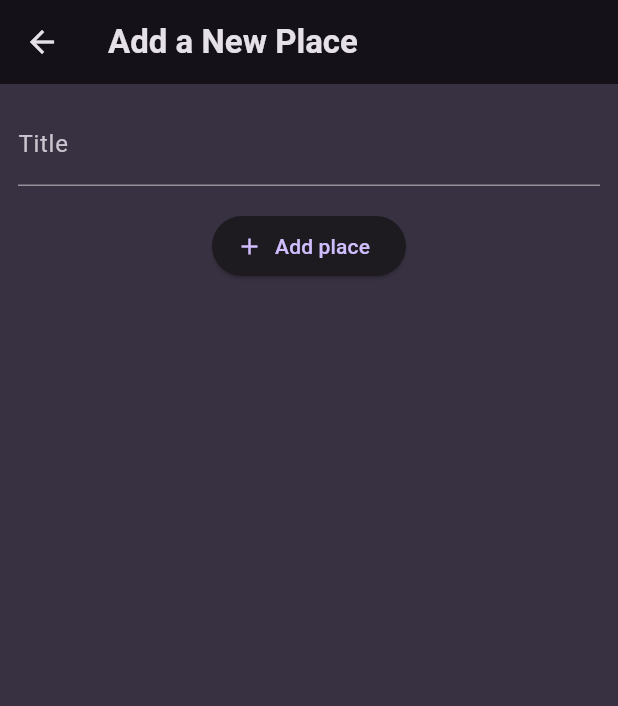
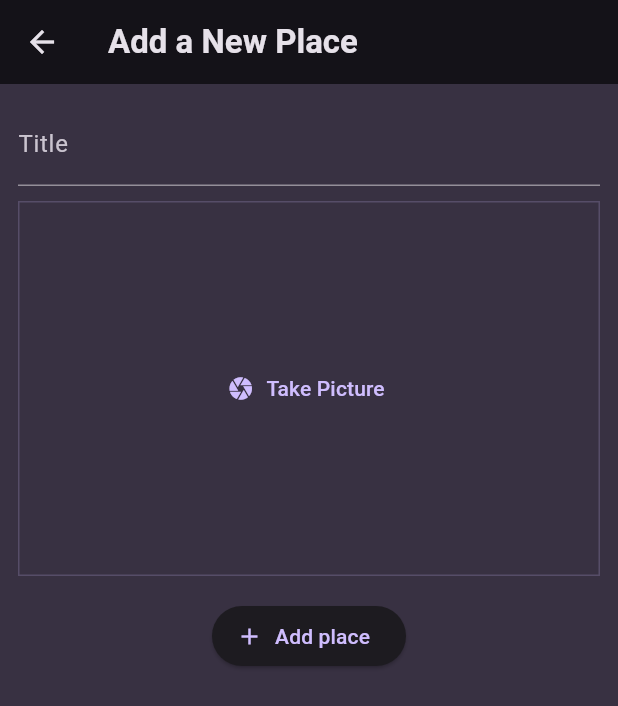
Before and after one commit to dani-edo/favorite_places, a Flutter app: the AddPlaceScreen screen opened directly, on a phone screen of 412 x 824 dp. Shown: the top 706 px of the screen. Run offline on Flutter 3.47's test engine with Material 3 defaults, Android fonts, the phone set to English and light mode, and no system bars; our stand-ins replace flutter_riverpod, google_fonts.

Commit message:
image input widget

```diff
--- a/lib/screens/add_place.dart
+++ b/lib/screens/add_place.dart
@@ -1,4 +1,5 @@
 import 'package:favorite_places/providers/user_places.dart';
+import 'package:favorite_places/widgets/image_input.dart';
 import 'package:flutter/material.dart';
 import 'package:flutter_riverpod/flutter_riverpod.dart';
 
@@ -48,6 +49,8 @@ class _AddPlaceScreenState extends ConsumerState<AddPlaceScreen> {
                 color: Theme.of(context).colorScheme.onBackground,
               ),
             ),
+            const SizedBox(height: 10),
+            const ImageInput(),
             const SizedBox(height: 16),
             ElevatedButton.icon(
               onPressed: _savePlace,
--- /dev/null
+++ b/lib/widgets/image_input.dart
@@ -0,0 +1,30 @@
+import 'package:flutter/material.dart';
+
+class ImageInput extends StatefulWidget {
+  const ImageInput({Key? key}) : super(key: key);
+
+  @override
+  _ImageInputState createState() => _ImageInputState();
+}
+
+class _ImageInputState extends State<ImageInput> {
+  @override
+  Widget build(BuildContext context) {
+    return Container(
+      decoration: BoxDecoration(
+        border: Border.all(
+          width: 1,
+          color: Theme.of(context).colorScheme.primary.withOpacity(0.2),
+        ),
+      ),
+      height: 250,
+      width: double.infinity,
+      alignment: Alignment.center,
+      child: TextButton.icon(
+        icon: const Icon(Icons.camera),
+        label: const Text('Take Picture'),
+        onPressed: () {},
+      ),
+    );
+  }
+}
```
